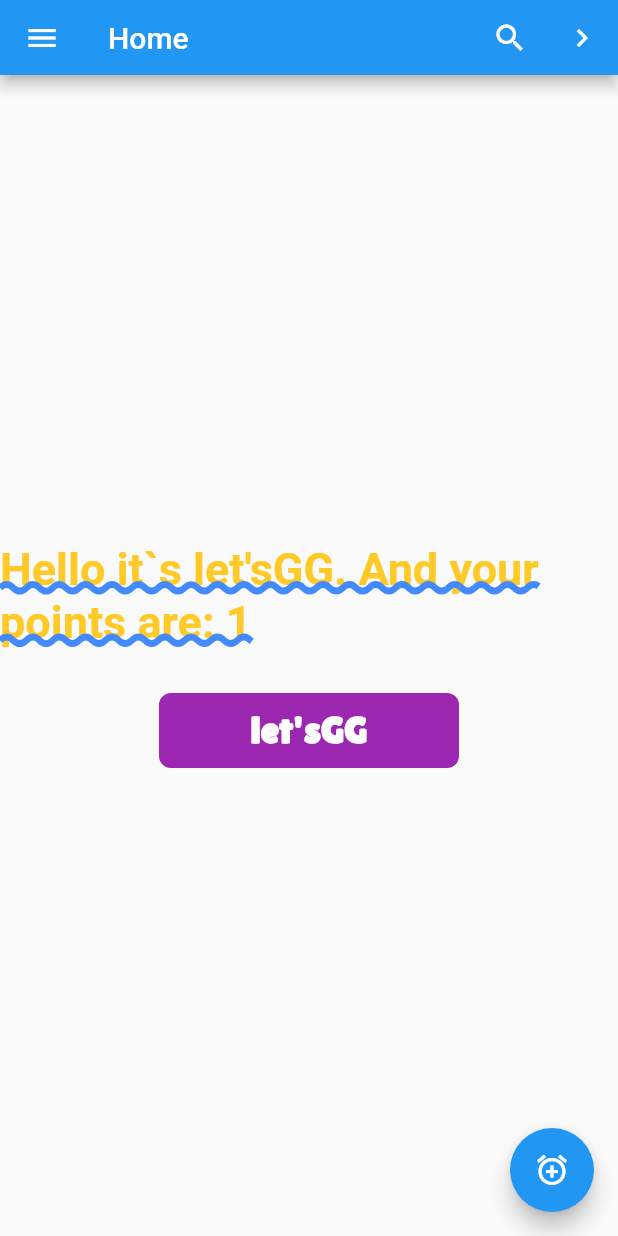
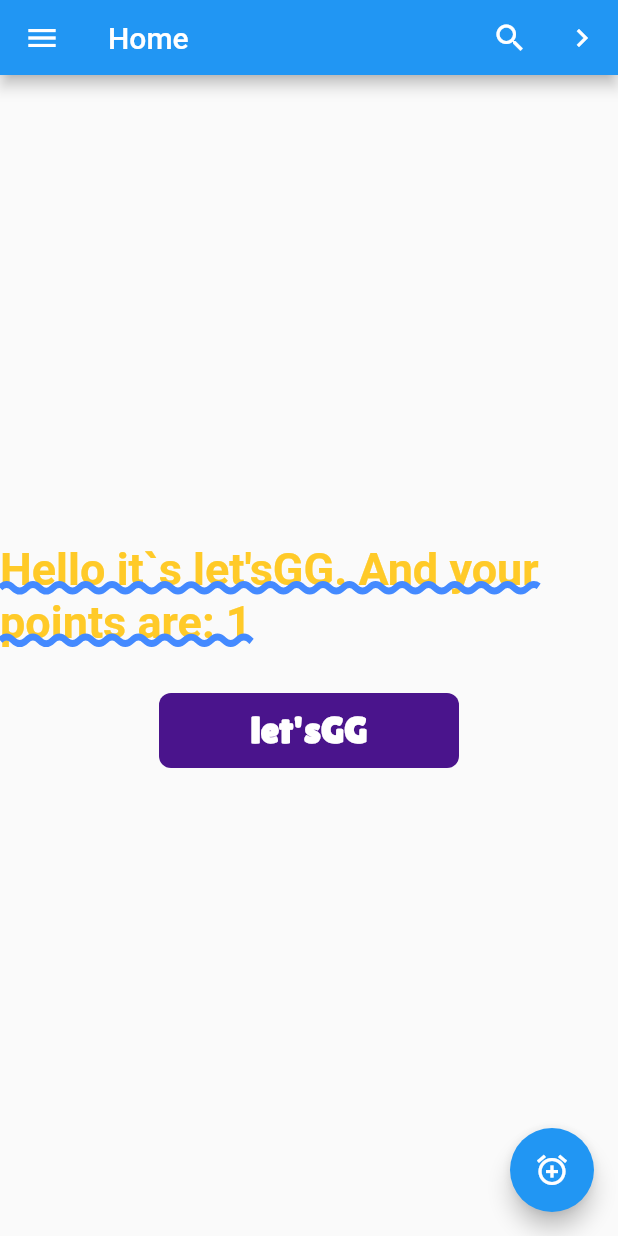
Before and after one commit to ramz1kof/widgets_intro, a Flutter app: the screen it shows after launch, after a tap on an icon or button, on a phone screen of 412 x 824 dp. Run offline on Flutter 3.47's test engine with Material 2 defaults, Android fonts, the phone set to English and light mode, and no system bars; our stand-ins replace google_fonts.

Commit message:
Added google_fonts package

```diff
--- a/lib/main.dart
+++ b/lib/main.dart
@@ -6,6 +6,7 @@ void main() {
     MaterialApp(
       title: 'Widgets Intro',
       home: HomeScreen(),
+      debugShowCheckedModeBanner: false,
     ),
   );
 }
--- a/lib/screens/home_screen/widgets/home_body.dart
+++ b/lib/screens/home_screen/widgets/home_body.dart
@@ -1,5 +1,5 @@
 import 'package:flutter/material.dart';
-import 'package:widgets_intro/screens/home_screen/widgets/print_button.dart';
+import 'package:widgets_intro/screens/home_screen/widgets/points_button.dart';
 
 class HomeBody extends StatefulWidget {
   @override
@@ -42,7 +42,7 @@ class _HomeBodyState extends State<HomeBody> {
           Container(
             height: 30.0,
           ),
-          PrintButton(
+          PointsButton(
             onDoubleTap: _doubleTapPointsIncrement,
             onTap: _oneTapPointsIncrement,
           ),
--- a/lib/screens/home_screen/widgets/print_button.dart
+++ b/lib/screens/home_screen/widgets/points_button.dart
@@ -1,10 +1,11 @@
 import 'package:flutter/material.dart';
+import 'package:google_fonts/google_fonts.dart';
 
-class PrintButton extends StatelessWidget {
+class PointsButton extends StatelessWidget {
   final Function onDoubleTap;
   final Function onTap;
 
-  PrintButton({this.onDoubleTap, this.onTap});
+  PointsButton({this.onDoubleTap, this.onTap});
 
   Widget build(BuildContext context) {
     return GestureDetector(
@@ -18,17 +19,16 @@ class PrintButton extends StatelessWidget {
           horizontal: 8.0,
         ),
         decoration: BoxDecoration(
-          color: Colors.purple,
+          color: Colors.purple[900],
           borderRadius: BorderRadius.circular(8.0),
         ),
         child: Center(
           child: Text(
             'let\'sGG',
-            style: TextStyle(
+            style: GoogleFonts.lilitaOne(
               color: Colors.white,
               fontSize: 25.0,
               fontWeight: FontWeight.w600,
-              fontFamily: 'Lilita One',
             ),
           ),
         ),
```
Also changed, not shown: pubspec.yaml (+1 -57 lines), assets/fonts/LilitaOne-Regular.ttf (deleted), pubspec.lock.
